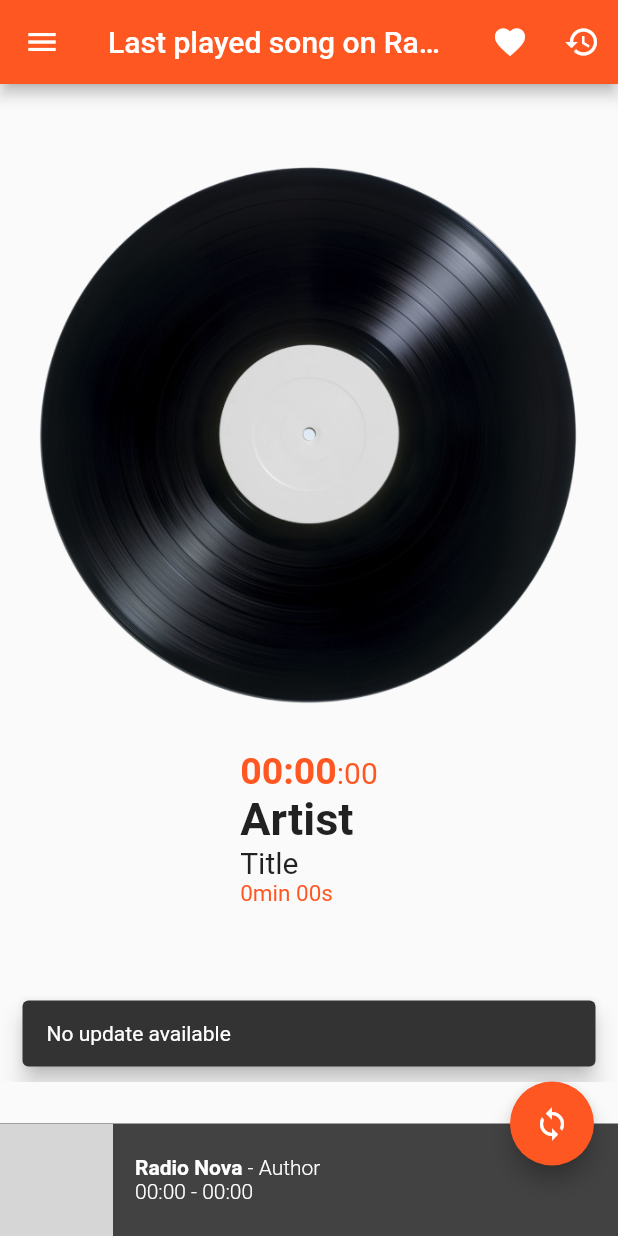
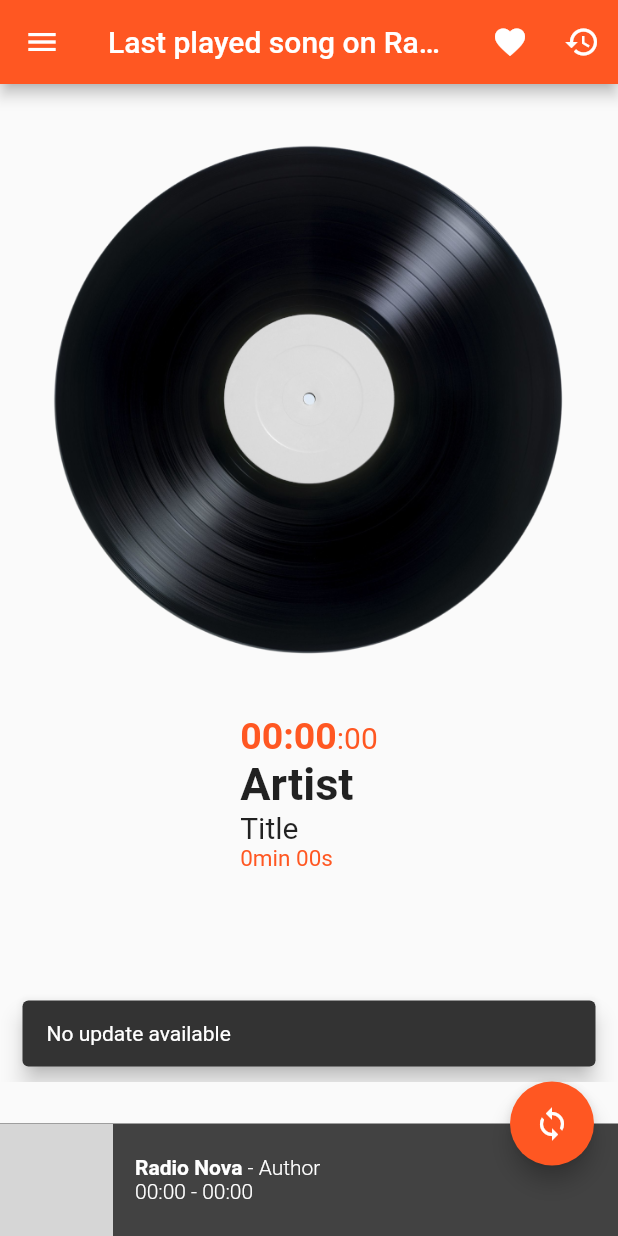
Before and after one commit to solsticedhiver/last_song, a Flutter app: the screen it shows after launch, after a tap on the "sync" icon, on a phone screen of 412 x 824 dp. Run offline on Flutter 3.47's test engine with Material 2 defaults, Android fonts, the phone set to English and light mode, and no system bars; our stand-ins replace cached_network_image, html_unescape, shared_preferences, timezone; missing offline and left inert: web_scraper; network calls fail; grey boxes are pictures that could not be loaded.

```diff
--- a/lib/discogs.dart
+++ b/lib/discogs.dart
@@ -123,5 +123,8 @@ Future<ResponseDiscogs> searchDiscogs(Map<String, String> search) async {
     //debugPrint('debug: ${resp.statusCode}: ${resp.body}');
     debugPrint('debug: ${resp.statusCode}');
   }
+  if (imageUrl != '') {
+    debugPrint('debug: on discogs $imageUrl');
+  }
   return ResponseDiscogs(imageUrl, duration);
 }
--- a/lib/main.dart
+++ b/lib/main.dart
@@ -78,6 +78,7 @@ class _MyHomePageState extends State<MyHomePage> {
   final List<int> _favorites = <int>[];
   final List<List<int>> _channelsByType = <List<int>>[];
   final List<bool> _drawerExpansionPanelListState = <bool>[false, false, false];
+  bool isFetchingCurrentTrack = false;
 
   Future<void> _fetchCurrentTrack(
       {bool cancel = false, bool manual = false}) async {
@@ -92,8 +93,14 @@ class _MyHomePageState extends State<MyHomePage> {
         timer = _launchTimer();
       });
     }
+    setState(() {
+      isFetchingCurrentTrack = true;
+    });
     ChannelManager cm = Provider.of<ChannelManager>(context, listen: false);
     int ret = await cm.fetchCurrentTrack(manual);
+    setState(() {
+      isFetchingCurrentTrack = false;
+    });
 
     if (manual && ret < 1) {
       String msg = 'No update available';
@@ -471,16 +478,33 @@ class _MyHomePageState extends State<MyHomePage> {
     } else {
       bSS = bottomSheetSizeSmallScreen;
     }
+    Widget ctw;
     if (constraints.maxWidth > 1000) {
-      return _buildCurrentTrackWidgetLargeScreen(bSS, constraints);
+      ctw = _buildCurrentTrackWidgetLargeScreen(bSS, constraints);
     } else {
-      return _buildCurrentTrackWidgetSmallScreen(bSS);
+      ctw = _buildCurrentTrackWidgetSmallScreen(bSS);
     }
+    return Stack(
+      fit: StackFit.expand,
+      children: [
+        ctw,
+        Visibility(
+            visible: isFetchingCurrentTrack,
+            child: const Positioned(
+              top: 0,
+              left: 0,
+              right: 0,
+              child: LinearProgressIndicator(
+                value: null,
+              ),
+            )),
+      ],
+    );
   }
 
   Widget _buildCurrentTrackWidgetSmallScreen(double bottomSheetSize) {
     return Container(
-      padding: EdgeInsets.only(bottom: bottomSheetSize),
+      padding: EdgeInsets.only(bottom: bottomSheetSize, left: 10, right: 10),
       child: Column(
         mainAxisSize: MainAxisSize.min,
         textDirection: TextDirection.ltr,
@@ -529,7 +553,7 @@ class _MyHomePageState extends State<MyHomePage> {
       gap = 45;
     }
     return Container(
-      padding: EdgeInsets.only(bottom: bottomSheetSize),
+      padding: EdgeInsets.only(bottom: bottomSheetSize, left: 20, right: 20),
       child: Row(
         //mainAxisAlignment: MainAxisAlignment.center,
         mainAxisSize: MainAxisSize.min,
```
